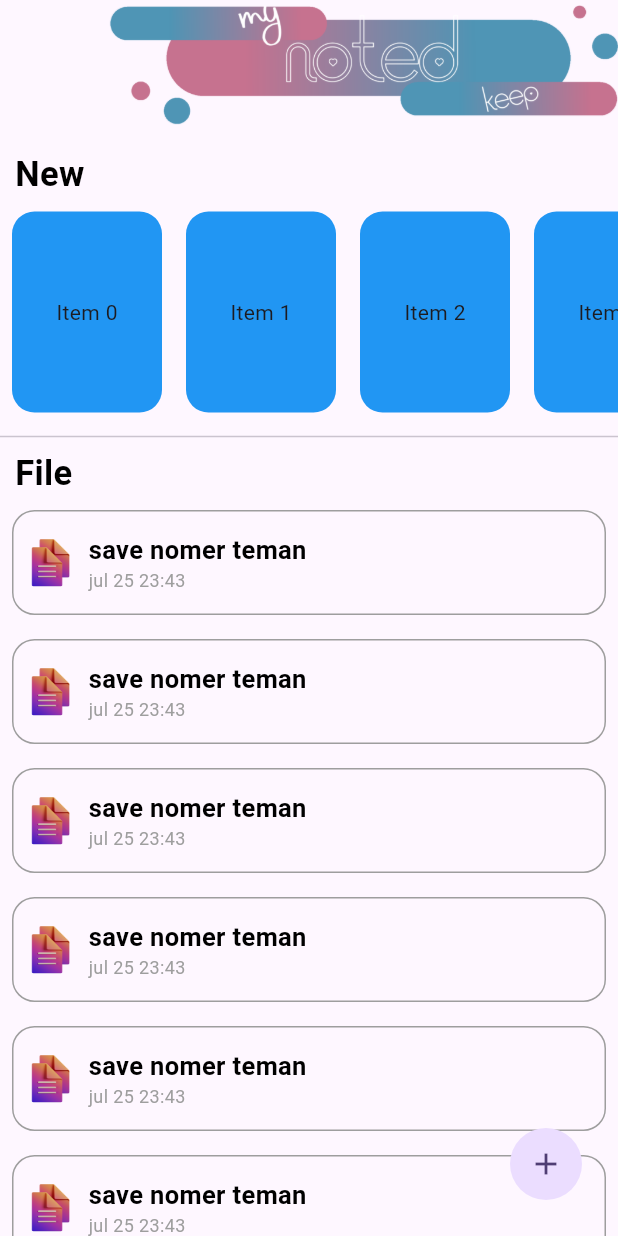
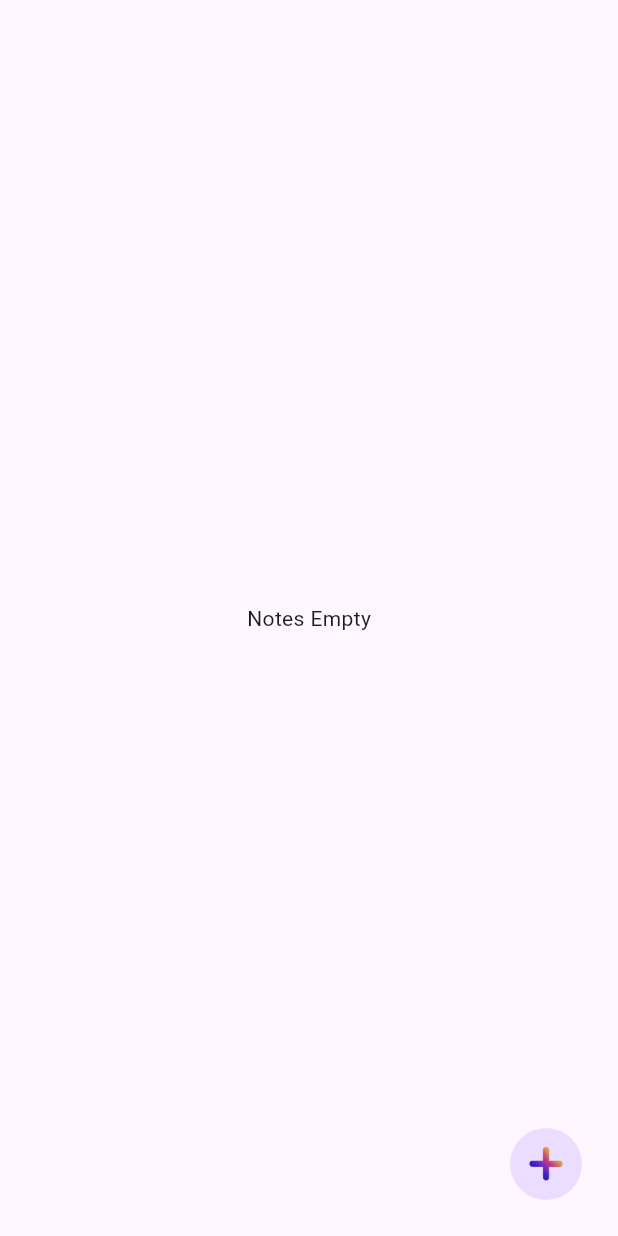
Before and after one commit to fanes-setiawan/noted_flutter, a Flutter app: the screen it shows after launch, on a phone screen of 412 x 824 dp. Run offline on Flutter 3.47's test engine with Material 2 defaults, Android fonts, the phone set to English and light mode, and no system bars; drawn by our look-alikes of flutter_animate; our stand-ins replace sqflite; accounts and stored records are empty.

Commit message:
create code CRUD sqlite

```diff
--- a/config.json
+++ b/config.json
@@ -1,7 +1,8 @@
 {
     "modules": [
         "home",
-        "form_noted"
+        "form_noted",
+        "edit_noted"
     ],
     "module_directory_name": "module",
     "experimental_mode": false,
--- a/lib/core.dart
+++ b/lib/core.dart
@@ -9,4 +9,6 @@ export 'package:noted_flutter/module/form_noted/controller/form_noted_controller
 export 'package:noted_flutter/module/form_noted/view/form_noted_view.dart';
 export 'package:noted_flutter/module/home/controller/home_controller.dart';
 export 'package:noted_flutter/module/home/view/home_view.dart';
+export 'package:noted_flutter/module/home/widget/cardContainer.dart';
 export 'package:noted_flutter/state_util.dart';
+export 'package:noted_flutter/wedget/detail_noted.dart';
--- a/lib/data/models/note_model.dart
+++ b/lib/data/models/note_model.dart
@@ -1,3 +1,5 @@
+import 'dart:convert';
+
 class Note {
   final int? id;
   final String title;
@@ -31,4 +33,15 @@ class Note {
       ),
     );
   }
+  String toJson() => json.encode(toMap());
+  factory Note.fromJson(String source) => Note.fromMap(json.decode(source));
+
+  Note copyWith(
+      {int? id, String? title, String? content, DateTime? createTime}) {
+    return Note(
+        id: id ?? this.id,
+        title: title ?? this.title,
+        content: content ?? this.content,
+        createdTime: createTime ?? this.createdTime);
+  }
 }
--- a/lib/module/home/controller/home_controller.dart
+++ b/lib/module/home/controller/home_controller.dart
@@ -1,14 +1,28 @@
 import 'package:flutter/material.dart';
-import 'package:noted_flutter/state_util.dart';
+import '../../../core.dart';
 import '../view/home_view.dart';
 
 class HomeController extends State<HomeView> {
   static late HomeController instance;
   late HomeView view;
+  late Note note;
+  List<Note> notes = [];
+  bool isLoading = false;
+
+  Future getAllNote() async {
+    setState(() {
+      isLoading = true;
+    });
+    notes = await NoteLocalDB().getAllNote();
+    setState(() {
+      isLoading = false;
+    });
+  }
 
   @override
   void initState() {
     instance = this;
+    getAllNote();
     super.initState();
   }
 
--- a/lib/module/home/view/home_view.dart
+++ b/lib/module/home/view/home_view.dart
@@ -1,5 +1,8 @@
 import 'package:flutter/material.dart';
+import 'package:flutter_animate/flutter_animate.dart';
+import 'package:intl/intl.dart';
 import 'package:noted_flutter/core.dart';
+import 'package:noted_flutter/module/home/widget/cardContainer.dart';
 import '../controller/home_controller.dart';
 
 class HomeView extends StatefulWidget {
@@ -9,9 +12,19 @@ class HomeView extends StatefulWidget {
     controller.view = this;
 
     return Scaffold(
-      body: CustomScrollView(
+      body: controller.isLoading
+          ? Center(
+              child: CircularProgressIndicator(),
+            )
+          : controller.notes.isEmpty
+              ? Center(
+                  child: Text("Notes Empty"),
+                )
+              : CustomScrollView(
+                  shrinkWrap: true,
                   slivers: <Widget>[
                     SliverAppBar(
+                      automaticallyImplyLeading: false,
                       pinned: true,
                       snap: true,
                       floating: true,
@@ -42,19 +55,22 @@ class HomeView extends StatefulWidget {
                             height: 150,
                             child: ListView.builder(
                               scrollDirection: Axis.horizontal,
-                    itemCount: 5,
+                              itemCount: controller.notes.length,
                               itemBuilder: (context, index) {
-                      // Build your horizontal list item here
-                      return Container(
-                        width: 100,
-                        decoration: BoxDecoration(
-                          borderRadius: BorderRadius.circular(15),
-                          color: Colors.blue,
-                        ),
-                        margin: EdgeInsets.all(8),
-                        alignment: Alignment.center,
-                        child: Text('Item $index'),
+                                DateTime createdTime =
+                                    controller.notes[index].createdTime;
+                                DateTime now = DateTime.now();
+
+                                if (createdTime.isBefore(
+                                    now.subtract(Duration(hours: 2)))) {
+                                  return SizedBox.shrink();
+                                } else {
+                                  // Use SizedBox.shrink() to hide the item
+                                  return CardContainer(
+                                    index: index,
+                                    note: controller.notes[index],
                                   );
+                                }
                               },
                             ),
                           ),
@@ -76,7 +92,12 @@ class HomeView extends StatefulWidget {
                     SliverList(
                       delegate: SliverChildBuilderDelegate(
                         (context, index) {
-                return Padding(
+                          return InkWell(
+                            onTap: () {
+                              Get.to(DetailNotedView(
+                                  note: controller.notes[index]));
+                            },
+                            child: Padding(
                               padding: const EdgeInsets.all(8.0),
                               child: Container(
                                 height: 70,
@@ -100,11 +121,15 @@ class HomeView extends StatefulWidget {
                                       Container(
                                         width: 200,
                                         child: Column(
-                              crossAxisAlignment: CrossAxisAlignment.start,
-                              mainAxisAlignment: MainAxisAlignment.center,
+                                          crossAxisAlignment:
+                                              CrossAxisAlignment.start,
+                                          mainAxisAlignment:
+                                              MainAxisAlignment.center,
                                           children: [
                                             Text(
-                                  "save nomer teman",
+                                              controller.notes[index].title,
+                                              maxLines: 1,
+                                              overflow: TextOverflow.ellipsis,
                                               style: TextStyle(
                                                 color: Colors.black,
                                                 fontWeight: FontWeight.bold,
@@ -112,7 +137,10 @@ class HomeView extends StatefulWidget {
                                               ),
                                             ),
                                             Text(
-                                  "jul 25 23:43",
+                                              DateFormat('MMM dd yyyy hh:mm:ss')
+                                                  .format(controller
+                                                      .notes[index]
+                                                      .createdTime),
                                               style: TextStyle(
                                                 color: Colors.grey,
                                                 fontSize: 12,
@@ -125,21 +153,44 @@ class HomeView extends StatefulWidget {
                                   ),
                                 ),
                               ),
+                            ),
                           );
                         },
-              childCount: 10,
+                        childCount: controller.notes.length,
                       ),
                     ),
                   ],
                 ),
-      floatingActionButton: IconButton(
-        onPressed: () {
-          Get.to(FormNotedView());
+      floatingActionButton: controller.notes.isEmpty
+          ? IconButton(
+              onPressed: () async {
+                await Get.to(FormNotedView());
+                controller.getAllNote();
               },
               icon: CircleAvatar(
                 radius: 24,
-          child: Icon(
-            Icons.add,
+                child: Image.asset(
+                  "assets/add.png",
+                  width: 30.0,
+                  height: 30.0,
+                  fit: BoxFit.fill,
+                ),
+              )
+                  .animate(onPlay: (controller) => controller.repeat())
+                  .shake(duration: Duration(seconds: 5000)),
+            )
+          : IconButton(
+              onPressed: () async {
+                await Get.to(FormNotedView());
+                controller.getAllNote();
+              },
+              icon: CircleAvatar(
+                radius: 24,
+                child: Image.asset(
+                  "assets/add.png",
+                  width: 30.0,
+                  height: 30.0,
+                  fit: BoxFit.fill,
                 ),
               ),
             ),
--- a/pubspec.yaml
+++ b/pubspec.yaml
@@ -2,7 +2,7 @@ name: noted_flutter
 description: A new Flutter project.
 # The following line prevents the package from being accidentally published to
 # pub.dev using `flutter pub publish`. This is preferred for private packages.
-publish_to: 'none' # Remove this line if you wish to publish to pub.dev
+publish_to: "none" # Remove this line if you wish to publish to pub.dev
 
 # The following defines the version and build number for your application.
 # A version number is three numbers separated by dots, like 1.2.43
@@ -19,7 +19,7 @@ publish_to: 'none' # Remove this line if you wish to publish to pub.dev
 version: 1.0.0+1
 
 environment:
-  sdk: '>=3.0.6 <4.0.0'
+  sdk: ">=3.0.6 <4.0.0"
 
 # Dependencies specify other packages that your package needs in order to work.
 # To automatically upgrade your package dependencies to the latest versions
@@ -31,6 +31,7 @@ dependencies:
   cupertino_icons: ^1.0.2
   flutter:
     sdk: flutter
+  flutter_animate: ^4.1.1+1
   intl: ^0.18.1
   path: ^1.8.3
   sqflite: ^2.2.8+4
@@ -44,7 +45,6 @@ dev_dependencies:
 # following page: https://dart.dev/tools/pub/pubspec
 # The following section is specific to Flutter packages.
 flutter:
-
   # The following line ensures that the Material Icons font is
   # included with your application, so that you can use the icons in
   # the material Icons class.
```
Also changed, not shown: lib/module/form_noted/controller/form_noted_controller.dart (+21 -1 lines), lib/module/form_noted/view/form_noted_view.dart (+36 -78 lines), lib/module/home/widget/cardContainer.dart (added, +59 -0 lines), lib/wedget/detail_noted.dart (added, +120 -0 lines), lib/wedget/edit_noted.dart (added, +135 -0 lines), assets/add.png (added), assets/appbarBg.png, assets/detailBg.png (added), assets/editBg.png (added), assets/write.png, pubspec.lock, 1 other file. Lines whose indentation alone changed are shown as unchanged.
